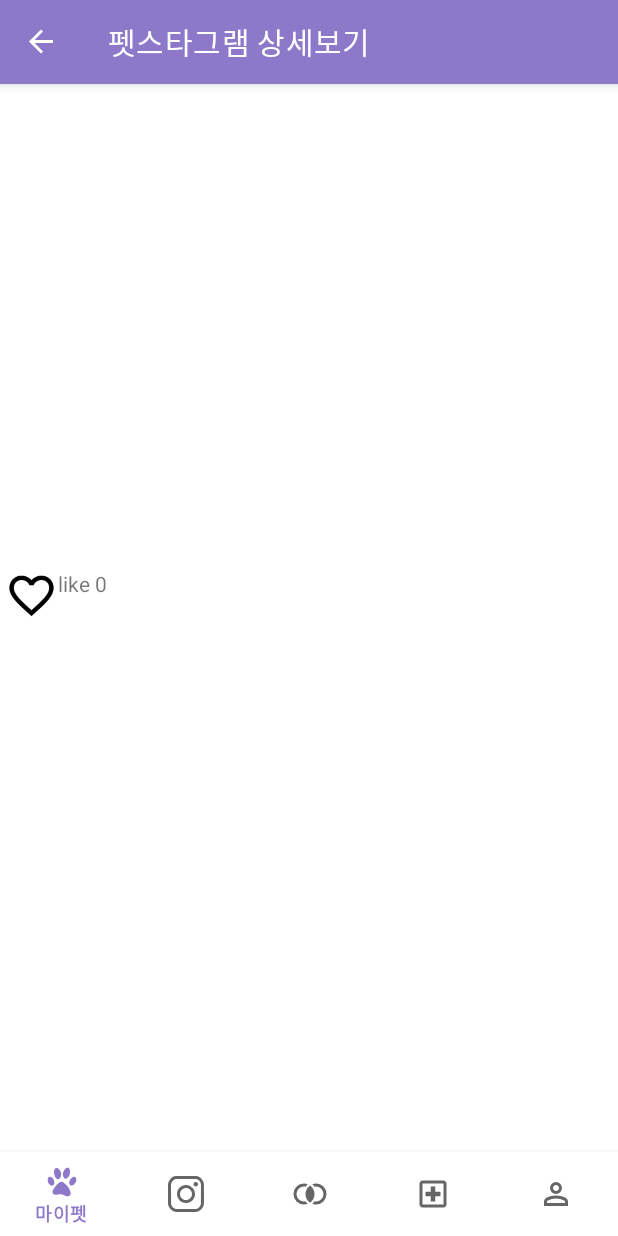
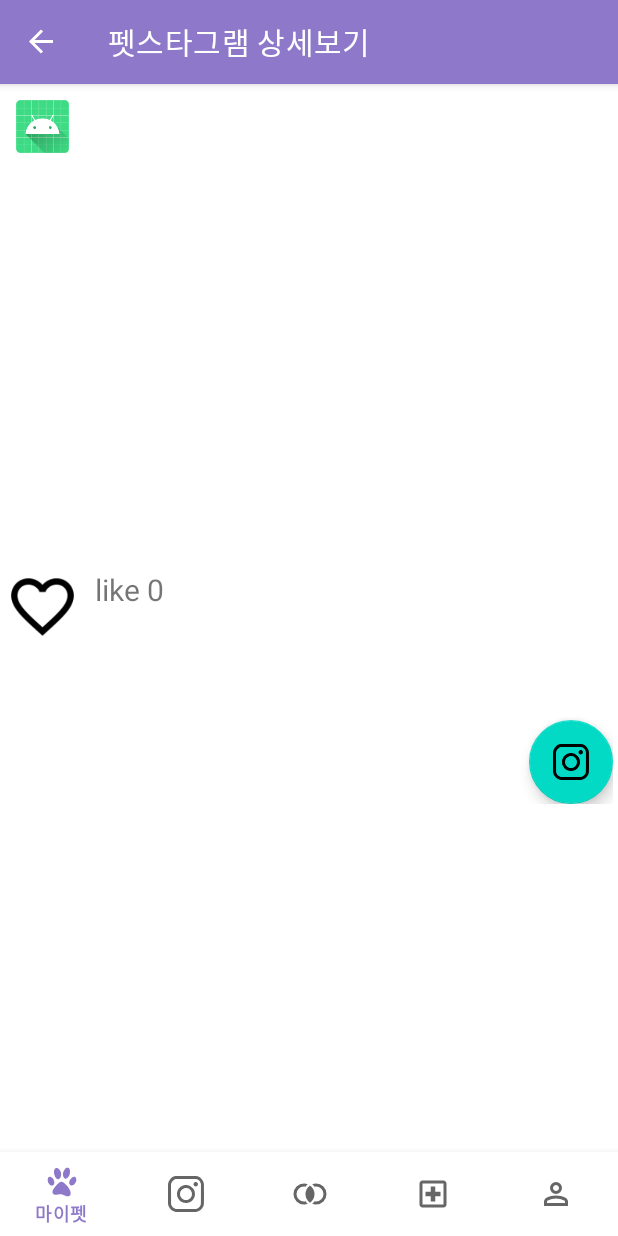
Before and after one commit to jimpak/PetPal, an Android app: the DetailFragment screen opened through its navigation route, on a phone screen of 412 x 824 dp. Run offline under Robolectric (Android 15) with nearby library versions, the phone set to English and light mode, and no system bars; our stand-ins replace Firebase (no records; nobody signed in at launch, a user with empty details on screens opened directly), navigation-ui; libraries missing offline, so code that uses them is left out: org.checkerframework.checker; pictures from the network do not load.

```diff
--- a/PetPalApp/app/src/main/java/org/bitc/petpalapp/model/PetstargamItem.kt
+++ b/PetPalApp/app/src/main/java/org/bitc/petpalapp/model/PetstargamItem.kt
@@ -6,6 +6,7 @@ data class PetstargamItem(
     var email:String?=null,
     var content:String?=null,
     var date:String?=null,
-    var goodCount:Int=0
+    var goodCount:Int=0,
+    var gooduser:String?=null
 
 )
--- a/PetPalApp/app/src/main/java/org/bitc/petpalapp/ui/petstargram/PetstargramTestFragment.kt
+++ b/PetPalApp/app/src/main/java/org/bitc/petpalapp/ui/petstargram/PetstargramTestFragment.kt
@@ -74,7 +74,6 @@ class PetstargramTestFragment : Fragment(), OnItemClickListener {
                     for (document in result) {
                         val item = document.toObject(PetstargamItem::class.java)
                         item.docId = document.id
-                        Log.d("여기는 들어왔나","${item.email},${item.content}")
                         itemList.add(item)
                     }
                     binding.petstarRecyclerView.layoutManager =GridLayoutManager(requireContext(), 3)
--- a/PetPalApp/app/src/main/res/layout/fragment_petstargram_detail.xml
+++ b/PetPalApp/app/src/main/res/layout/fragment_petstargram_detail.xml
@@ -6,42 +6,70 @@
         android:orientation="vertical"
         android:layout_margin="3dp">
 
-
+    <LinearLayout
+            android:layout_width="match_parent"
+            android:layout_height="50dp"
+            android:layout_marginBottom="10dp">
+        <ImageView
+                android:id="@+id/petstargram_detail"
+                android:src="@mipmap/ic_launcher"
+                android:layout_width="35dp"
+                android:layout_height="35dp"
+                android:layout_margin="7.5dp"/>
         <TextView
                 android:id="@+id/detail_profile"
                 android:layout_width="match_parent"
                 android:layout_height="50dp"
                 android:layout_marginTop="10dp"
-                android:layout_marginBottom="10dp"
+                android:textSize="20sp"
+                android:textStyle="bold"
+                android:textAlignment="center"
                 android:text="username" />
+    </LinearLayout>
 
     <ImageView
             android:id="@+id/detail_petstarImg"
-            android:layout_width="match_parent"
+            android:layout_width="250dp"
             android:layout_height="250dp"
-            android:scaleType="fitXY"/>
+            android:layout_gravity="center_horizontal"
+            android:layout_marginBottom="10dp"
+            android:scaleType="fitXY" />
     <LinearLayout
             android:layout_width="match_parent"
-            android:layout_height="50dp">
+            android:layout_height="50dp"
+            android:layout_marginBottom="10dp">
         <ImageView
                 android:id="@+id/detail_like_bin"
-                android:layout_width="35dp"
-                android:layout_height="35dp"
+                android:layout_width="50dp"
+                android:layout_height="50dp"
+                android:layout_marginRight="10dp"
                 android:src="@drawable/ic_favorite_border"/>
 
         <TextView
                 android:id="@+id/detail_likecount"
                 android:layout_width="wrap_content"
-                android:layout_height="35dp"
+                android:layout_height="50dp"
+                android:textSize="20sp"
+                android:layout_gravity="center_vertical"
                 android:text="like 0"/>
 
     </LinearLayout>
+
     <TextView
             android:id="@+id/detail_content"
             android:layout_width="wrap_content"
             android:layout_height="wrap_content"
-            android:text="Explain content"/>
+            android:textSize="30sp"
+            android:text="Explain content" />
 
+    <com.google.android.material.floatingactionbutton.FloatingActionButton
+            android:src="@drawable/freeinstagram"
+            android:layout_width="wrap_content"
+            android:layout_height="wrap_content"
+            android:layout_gravity="right"
+            android:clickable="true"
+            android:id="@+id/backPetstar"
+            android:layout_weight="1" />
 
 
 </LinearLayout>
```
Also changed, not shown: PetPalApp/app/src/main/java/org/bitc/petpalapp/ui/petstargram/DetailFragment.kt (+102 -5 lines).
